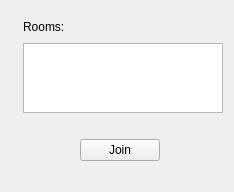
fedefunes96/worms, file Escenario/GameWindow/mapSelection.ui: the form before one commit.
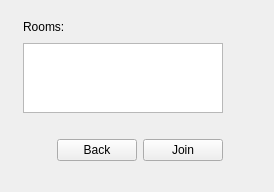
The form after the commit.

The edit to the form file:
```diff
--- a/Escenario/GameWindow/mapSelection.ui
+++ b/Escenario/GameWindow/mapSelection.ui
@@ -6,8 +6,8 @@
    <rect>
     <x>0</x>
     <y>0</y>
-    <width>220</width>
-    <height>173</height>
+    <width>274</width>
+    <height>185</height>
    </rect>
   </property>
   <property name="windowTitle">
@@ -95,6 +95,32 @@
        </property>
       </spacer>
      </item>
+     <item>
+      <widget class="QPushButton" name="pushButton_2">
+       <property name="sizePolicy">
+        <sizepolicy hsizetype="Fixed" vsizetype="Fixed">
+         <horstretch>0</horstretch>
+         <verstretch>0</verstretch>
+        </sizepolicy>
+       </property>
+       <property name="text">
+        <string>Back</string>
+       </property>
+      </widget>
+     </item>
+     <item>
+      <spacer name="horizontalSpacer_4">
+       <property name="orientation">
+        <enum>Qt::Horizontal</enum>
+       </property>
+       <property name="sizeHint" stdset="0">
+        <size>
+         <width>40</width>
+         <height>20</height>
+        </size>
+       </property>
+      </spacer>
+     </item>
      <item>
       <widget class="QPushButton" name="pushButton">
        <property name="sizePolicy">
```
